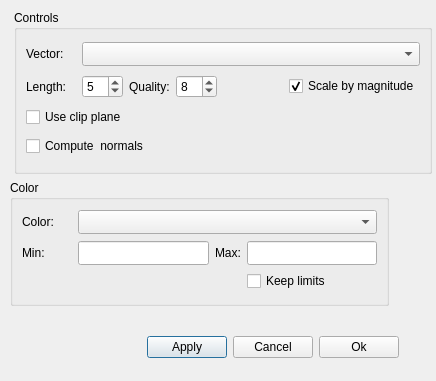
Qt form ElmerGUI/vtkpost/vector.ui (tehnick/elmerfem) before a commit.
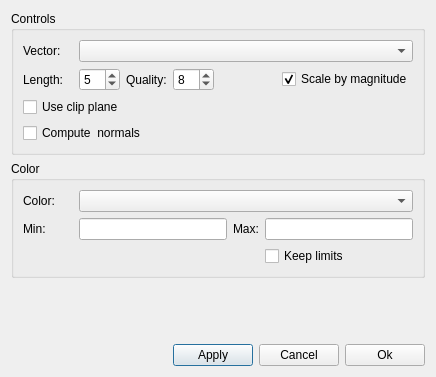
The same form after that commit. Icons and pictures are not drawn.

Commit message: ElmerGUI: Adjusted vector dialog layout in postprocessor

```diff
--- a/ElmerGUI/vtkpost/vector.ui
+++ b/ElmerGUI/vtkpost/vector.ui
@@ -6,7 +6,7 @@
     <x>0</x>
     <y>0</y>
     <width>436</width>
-    <height>381</height>
+    <height>377</height>
    </rect>
   </property>
   <property name="windowTitle" >
@@ -15,15 +15,9 @@
   <property name="windowIcon" >
    <iconset resource="../ElmerGUI.qrc" >:/icons/Mesh3D.png</iconset>
   </property>
+  <layout class="QVBoxLayout" >
+   <item>
   <widget class="QGroupBox" name="controlsGroup" >
-   <property name="geometry" >
-    <rect>
-     <x>14</x>
-     <y>10</y>
-     <width>418</width>
-     <height>164</height>
-    </rect>
-   </property>
    <property name="title" >
     <string>Controls</string>
    </property>
@@ -193,15 +187,9 @@
     </item>
    </layout>
   </widget>
+   </item>
+   <item>
   <widget class="QGroupBox" name="colorGroup" >
-   <property name="geometry" >
-    <rect>
-     <x>10</x>
-     <y>180</y>
-     <width>379</width>
-     <height>126</height>
-    </rect>
-   </property>
    <property name="title" >
     <string>Color</string>
    </property>
@@ -298,15 +286,21 @@
     </item>
    </layout>
   </widget>
-  <widget class="QWidget" name="" >
-   <property name="geometry" >
-    <rect>
-     <x>20</x>
-     <y>330</y>
-     <width>379</width>
-     <height>34</height>
-    </rect>
-   </property>
+   </item>
+   <item>
+    <spacer>
+     <property name="orientation" >
+      <enum>Qt::Vertical</enum>
+     </property>
+     <property name="sizeHint" >
+      <size>
+       <width>20</width>
+       <height>21</height>
+      </size>
+     </property>
+    </spacer>
+   </item>
+   <item>
    <layout class="QHBoxLayout" >
     <item>
      <spacer>
@@ -349,7 +343,8 @@
      </widget>
     </item>
    </layout>
-  </widget>
+   </item>
+  </layout>
  </widget>
  <resources>
   <include location="../ElmerGUI.qrc" />
```
Lines whose indentation alone changed are shown as unchanged. The commit also changes 3 other files.
